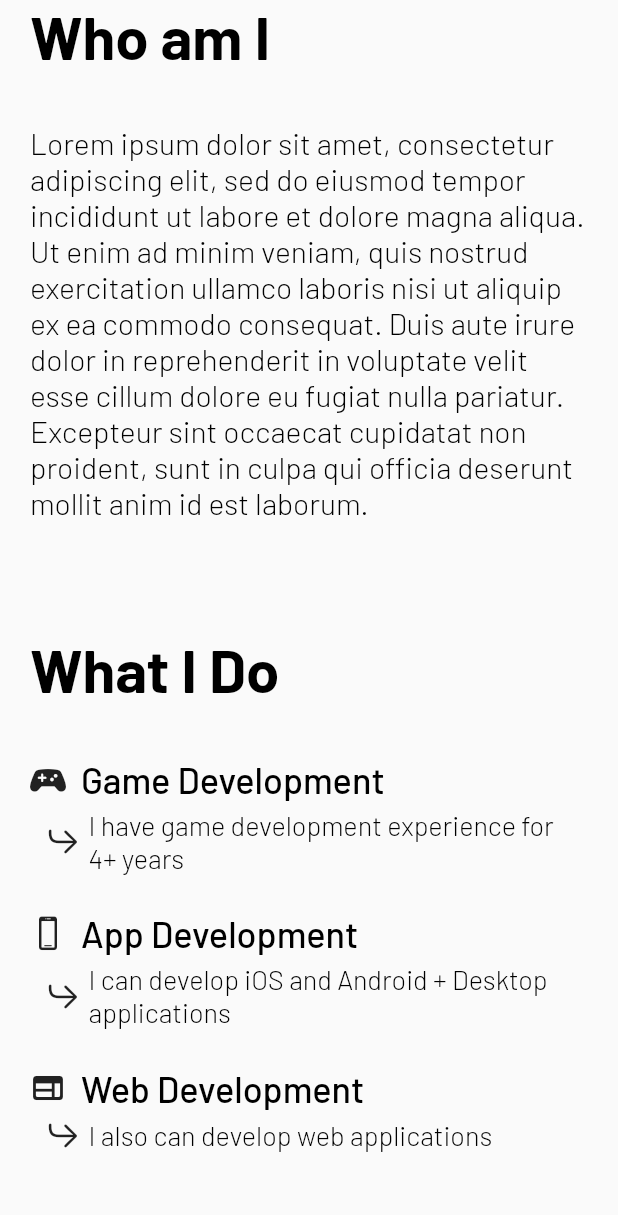
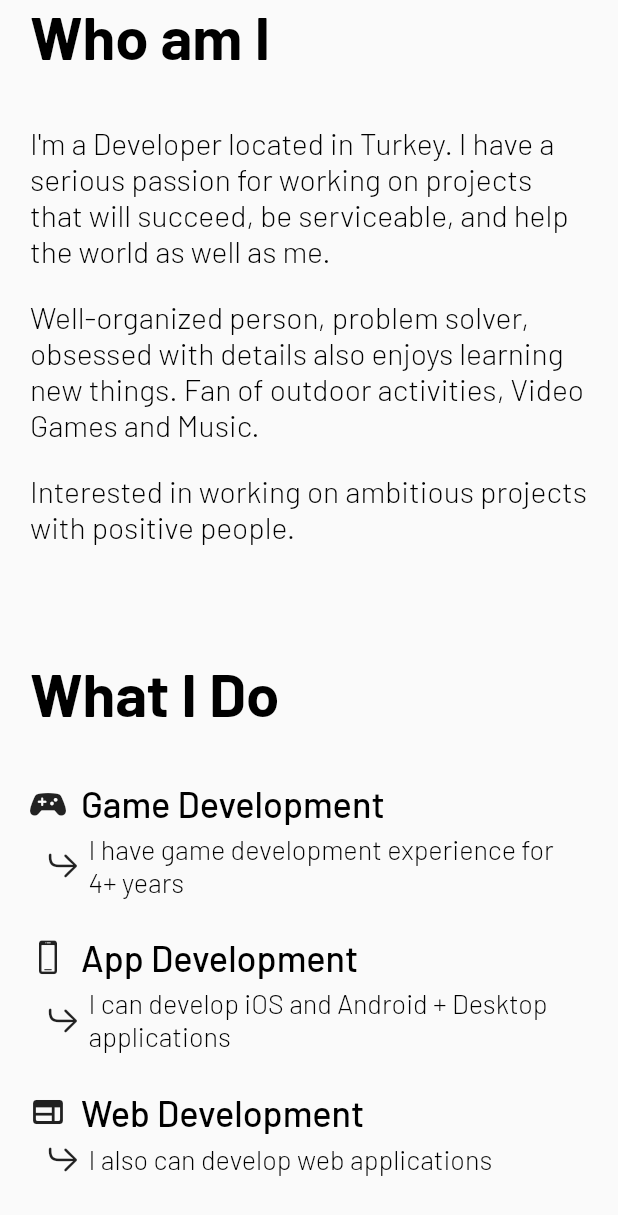
Before and after one commit to nizamsaltan/portfolio_app, a Flutter app: what aboutScreen() shows on an empty page, opened directly, on a phone screen of 412 x 824 dp. Shown: the top 1215 px of the screen. Run offline on Flutter 3.47's test engine with Material 2 defaults, Android fonts, the phone set to English and light mode, and no system bars; our stand-ins replace animated_text_kit; missing offline and left inert: sprung, web_smooth_scroll.

Commit message:
Update texts

```diff
--- a/lib/pages/home_page.dart
+++ b/lib/pages/home_page.dart
@@ -281,10 +281,25 @@ Widget aboutScreen(BuildContext context) {
                             color: Colors.black, fontSize: 40)),
                     const SizedBox(height: 35),
                     SizedBox(
-                        width: 800,
-                        child: Text(aboutStr,
-                            style: lowerTextStyle.copyWith(
-                                color: Colors.black, fontSize: 20))),
+                      width: 750,
+                      child: Text(aboutStrFirst,
+                          style: lowerTextStyle.copyWith(
+                              color: Colors.black, fontSize: 20)),
+                    ),
+                    const SizedBox(height: 20),
+                    SizedBox(
+                      width: 750,
+                      child: Text(aboutStrSecond,
+                          style: lowerTextStyle.copyWith(
+                              color: Colors.black, fontSize: 20)),
+                    ),
+                    const SizedBox(height: 20),
+                    SizedBox(
+                      width: 750,
+                      child: Text(aboutStrThird,
+                          style: lowerTextStyle.copyWith(
+                              color: Colors.black, fontSize: 20)),
+                    ),
                     SizedBox(height: spancing),
                     Text('What I Do',
                         style: headerTextStyle.copyWith(
@@ -497,6 +512,27 @@ Widget contactScreen(BuildContext context) {
                   style: lowerTextStyle.copyWith(
                       color: Colors.black, fontSize: 20),
                 ),
+              ),
+              const SizedBox(height: 20),
+              Row(
+                crossAxisAlignment: CrossAxisAlignment.start,
+                children: [
+                  SizedBox(
+                    child: Text(
+                      'Warning: ',
+                      style: lowerTextStyle.copyWith(
+                          color: Colors.redAccent, fontSize: 20),
+                    ),
+                  ),
+                  SizedBox(
+                    width: inputFieldWidth - 82,
+                    child: Text(
+                      'This form is under construction. Please contact me via other channels.',
+                      style: lowerTextStyle.copyWith(
+                          color: Colors.black, fontSize: 20),
+                    ),
+                  ),
+                ],
               ),
               const SizedBox(height: 40),
               if (currentDevice != DeviceTypes.mobile)
--- a/lib/utils/long_texts.dart
+++ b/lib/utils/long_texts.dart
@@ -1,5 +1,11 @@
-String aboutStr =
-    'Lorem ipsum dolor sit amet, consectetur adipiscing elit, sed do eiusmod tempor incididunt ut labore et dolore magna aliqua. Ut enim ad minim veniam, quis nostrud exercitation ullamco laboris nisi ut aliquip ex ea commodo consequat. Duis aute irure dolor in reprehenderit in voluptate velit esse cillum dolore eu fugiat nulla pariatur. Excepteur sint occaecat cupidatat non proident, sunt in culpa qui officia deserunt mollit anim id est laborum.';
+String aboutStrFirst =
+    'I\'m a Developer located in Turkey. I have a serious passion for working on projects that will succeed, be serviceable, and help the world as well as me.';
+
+String aboutStrSecond =
+    'Well-organized person, problem solver, obsessed with details also enjoys learning new things. Fan of outdoor activities, Video Games and Music.';
+
+String aboutStrThird =
+    'Interested in working on ambitious projects with positive people.';
 
 String gameDevelopmentStr = 'I have game development experience for 4+ years';
 
@@ -17,6 +23,3 @@ String mySecondSkill =
 String contactStr =
     'I\' m interested in freelance opportunities especially ambitious or large projects. '
     'However, if you have other request or question don\'t hesitate to use the form.';
-
-String meetingStr =
-    'Lorem ipsum dolor sit amet, consectetur adipiscing elit, sed do eiusmod tempor incididunt ut';
```
